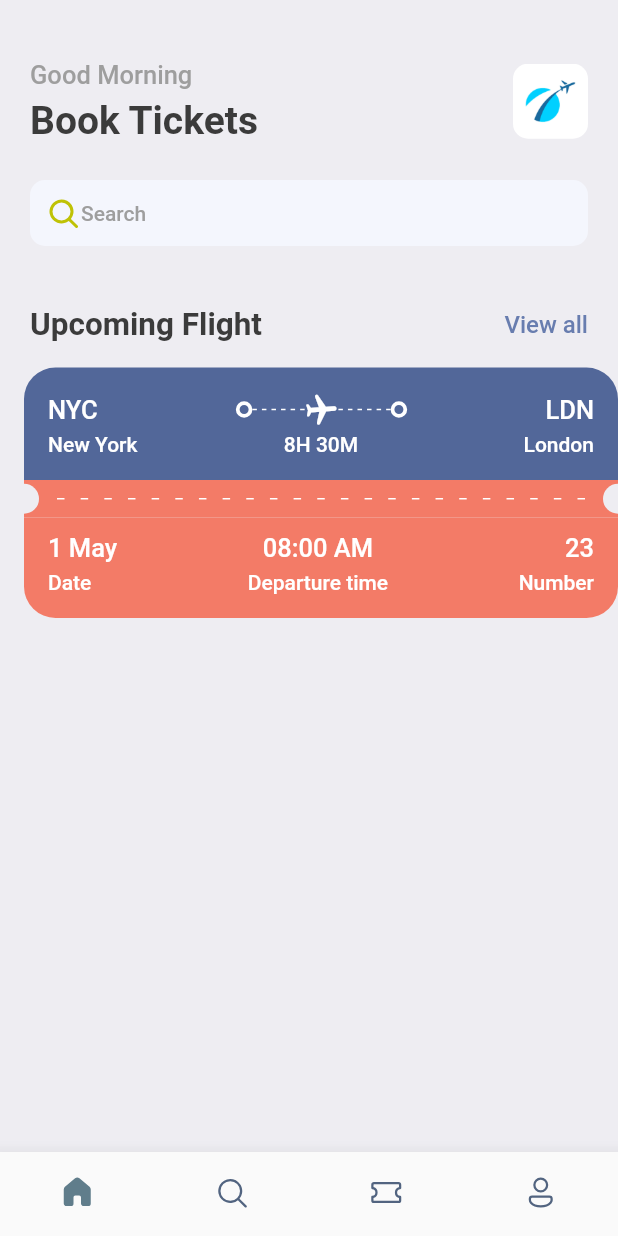
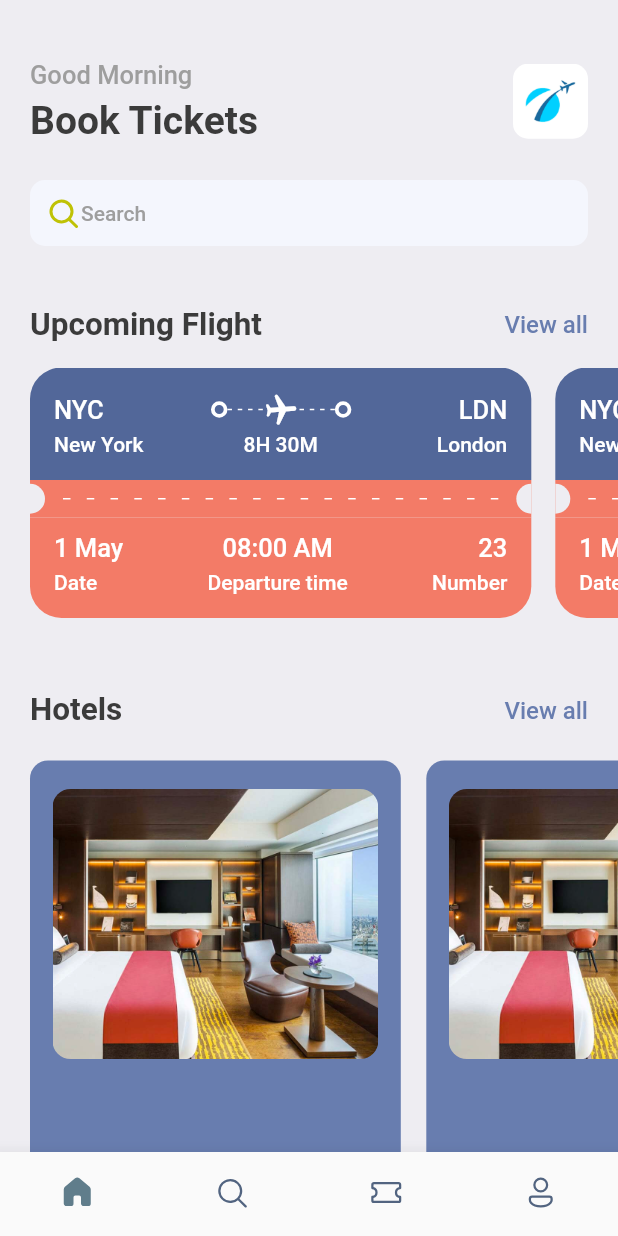
Before and after one commit to Deonorla/Book_Ticket, a Flutter app: the screen it shows after launch, on a phone screen of 412 x 824 dp. Run offline on Flutter 3.47's test engine with Material 2 defaults, Android fonts, the phone set to English and light mode, and no system bars; our stand-ins replace fluentui_icons, gap.

Commit message:
[Hotel card layout]

```diff
--- a/lib/screens/home_screen.dart
+++ b/lib/screens/home_screen.dart
@@ -1,7 +1,7 @@
 import 'package:fluentui_icons/fluentui_icons.dart';
-import 'package:flutter/cupertino.dart';
 import 'package:flutter/material.dart';
 import 'package:gap/gap.dart';
+import 'package:tickets/screens/hotel_screen.dart';
 import 'package:tickets/screens/ticket_view.dart';
 import 'package:tickets/utils/app_styles.dart';
 
@@ -79,7 +79,46 @@ class HomeScreen extends StatelessWidget {
             ),
           ),
           const Gap(16),
-          TicketView()
+           SingleChildScrollView(
+            scrollDirection: Axis.horizontal,
+            padding: const EdgeInsets.only(left: 20),
+            child: Row(
+              children: const [
+               TicketView(),
+               TicketView(),
+               TicketView(),
+              ],
+            ),
+          ),
+          const Gap(16),
+            Container(
+              padding: const EdgeInsets.symmetric(horizontal: 20),
+              child:  Row(
+                  mainAxisAlignment: MainAxisAlignment.spaceBetween,
+                  children: [
+                    Text("Hotels", style: Styles.headLineStyle2),
+                    InkWell(
+                        onTap: (){
+                          print("You are tapped");
+                        },
+                        child: Text("View all", style: Styles.textStyle.copyWith(color: Styles.primaryColor))
+                    )
+                  ],
+                )
+            ),
+          const Gap(16),
+          SingleChildScrollView(
+            scrollDirection: Axis.horizontal,
+            padding: const EdgeInsets.only(left: 20),
+            child: Row(
+              children: const [
+                HotelScreen(),
+                HotelScreen(),
+                HotelScreen(),
+                HotelScreen(),
+              ],
+            ),
+          )
         ],
       ),
     );
--- /dev/null
+++ b/lib/screens/hotel_screen.dart
@@ -0,0 +1,42 @@
+import 'package:flutter/cupertino.dart';
+import 'package:flutter/material.dart';
+import 'package:tickets/utils/app_layout.dart';
+import 'package:tickets/utils/app_styles.dart';
+
+class HotelScreen extends StatelessWidget {
+  const HotelScreen({Key ? key}) : super(key: key);
+
+  @override
+  Widget build(BuildContext context) {
+    final size = AppLayout.getSize(context);
+    return Container(
+      width: size.width*0.6,
+      height: 350,
+      padding: const EdgeInsets.symmetric(horizontal: 15, vertical: 19),
+      margin: const EdgeInsets.only(top: 5, right: 17),
+      decoration: BoxDecoration(
+        color: Styles.primaryColor,
+        borderRadius: BorderRadius.circular(12)
+      ),
+      child: Column(
+        crossAxisAlignment: CrossAxisAlignment.start,
+        children: [
+          Container(
+            height: 180,
+            decoration: BoxDecoration(
+              color: Styles.primaryColor,
+              borderRadius: BorderRadius.circular(12),
+              image: const DecorationImage(
+                fit: BoxFit.cover,
+                image: AssetImage(
+                  "assets/images/one.png"
+                )
+              ),
+            ),
+          )
+        ],
+      ),
+
+    );
+  }
+}
--- a/lib/screens/ticket_view.dart
+++ b/lib/screens/ticket_view.dart
@@ -11,10 +11,10 @@ class TicketView extends StatelessWidget{
   Widget build(BuildContext context){
     final size = AppLayout.getSize(context);
     return SizedBox(
-      width: size.width,
+      width: size.width*0.85,
       height: 200,
       child: Container(
-        margin: const EdgeInsets.only(left: 16),
+        margin: const EdgeInsets.only(right: 16),
         child: Column(
           children: [
             // Container showing the blue part of the card/ticket
--- a/lib/widgets/thick_container.dart
+++ b/lib/widgets/thick_container.dart
@@ -1,4 +1,3 @@
-import 'package:flutter/cupertino.dart';
 import 'package:flutter/material.dart';
 
 class ThickContainer extends StatelessWidget {
```
